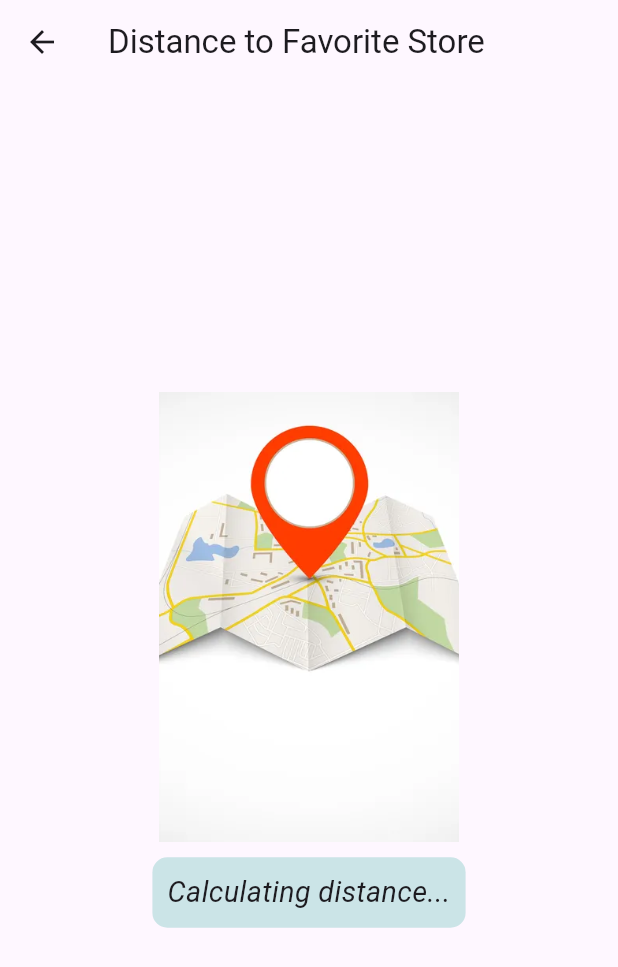
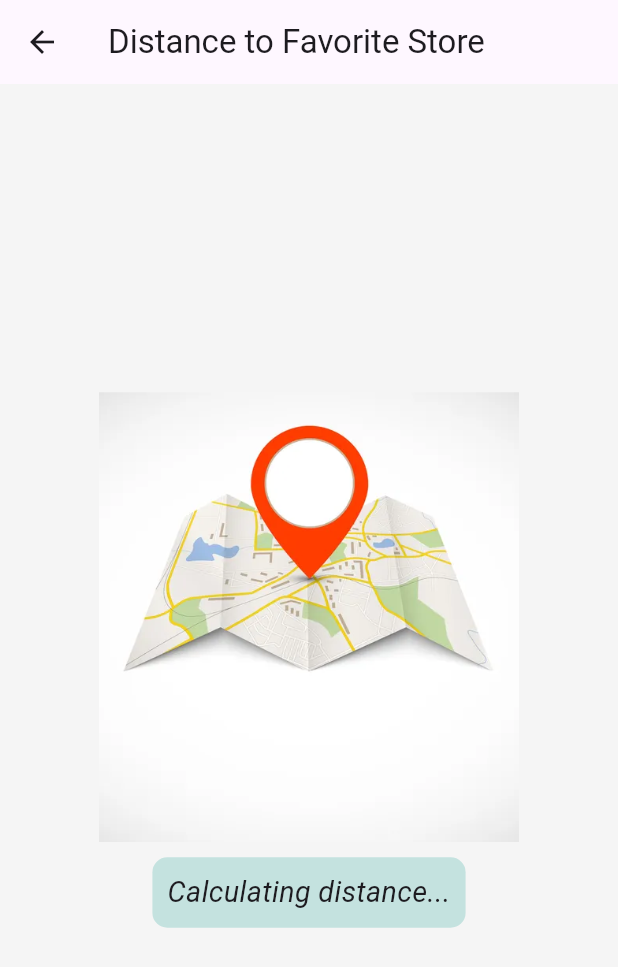
Before and after one commit to Norhan-Hassan/Mobile-Assignment, a Flutter app: the DistanceScreen screen opened directly with empty values, on a phone screen of 412 x 824 dp. Shown: the top 967 px of the screen. Run offline on Flutter 3.47's test engine with Material 3 defaults, Android fonts, the light colour scheme and no system bars; our stand-ins replace geolocator, image_picker, sqflite; accounts and stored records are empty.

Commit message:
change in distance image

```diff
--- a/lib/DistanceScreen.dart
+++ b/lib/DistanceScreen.dart
@@ -53,6 +53,7 @@ class _DistanceScreenState extends State<DistanceScreen> {
       appBar: AppBar(
         title: Text('Distance to Favorite Store'),
       ),
+      backgroundColor: Color(0xFFF5F5F5),
       body: Container(
         margin: EdgeInsets.all(20),
         child: Center(
@@ -60,11 +61,14 @@ class _DistanceScreenState extends State<DistanceScreen> {
             mainAxisAlignment: MainAxisAlignment.center,
             crossAxisAlignment: CrossAxisAlignment.center,
             children: [
-              Image.asset(
-                'assets/location.jpg',
-                width: 200,
-                height: 300,
-                fit: BoxFit.cover, // Ensure the image covers the entire container
+              ClipRRect(
+                borderRadius: BorderRadius.zero,
+                child: Image.asset(
+                  'assets/location.jpg',
+                  width: 280,
+                  height: 300,
+                  fit: BoxFit.cover,
+                ),
               ),
               SizedBox(height: 10),
               Container(
```
